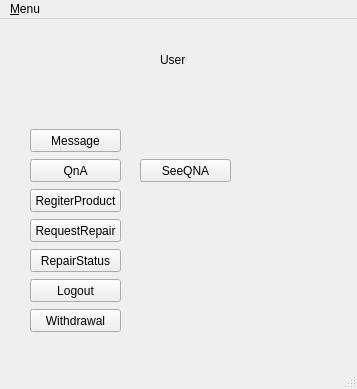
Qt form FiveOfRuler/UserWindow.ui (simneol/JuDeP) before a commit.
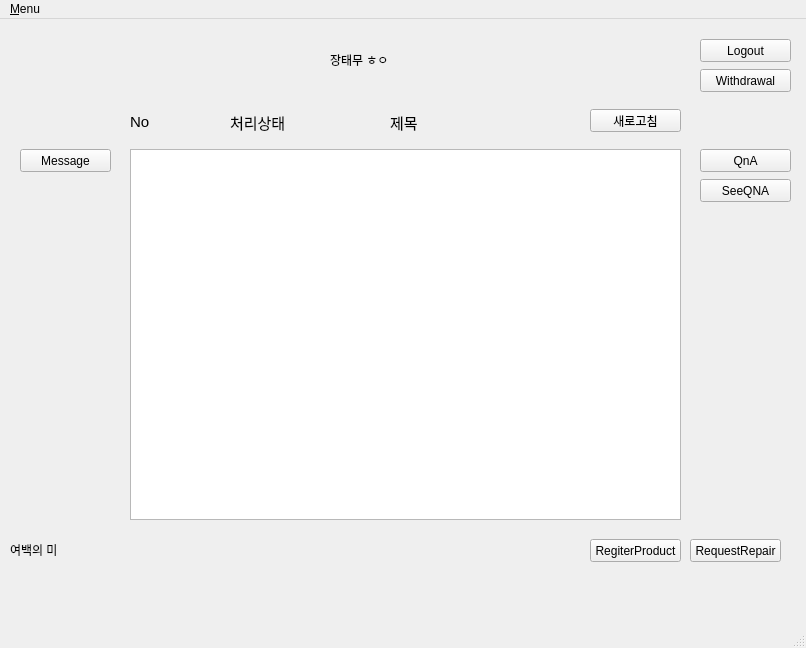
The same form after that commit.

The edit to the form file:
```diff
--- a/FiveOfRuler/UserWindow.ui
+++ b/FiveOfRuler/UserWindow.ui
@@ -6,8 +6,8 @@
    <rect>
     <x>0</x>
     <y>0</y>
-    <width>357</width>
-    <height>389</height>
+    <width>806</width>
+    <height>648</height>
    </rect>
   </property>
   <property name="windowTitle">
@@ -17,21 +17,21 @@
    <widget class="QLabel" name="label">
     <property name="geometry">
      <rect>
-      <x>160</x>
+      <x>330</x>
       <y>30</y>
-      <width>111</width>
+      <width>131</width>
       <height>21</height>
      </rect>
     </property>
     <property name="text">
-     <string>User</string>
+     <string>장태무 ㅎㅇ</string>
     </property>
    </widget>
    <widget class="QPushButton" name="RegiterProduct">
     <property name="geometry">
      <rect>
-      <x>30</x>
-      <y>170</y>
+      <x>590</x>
+      <y>520</y>
       <width>91</width>
       <height>23</height>
      </rect>
@@ -40,24 +40,11 @@
      <string>RegiterProduct</string>
     </property>
    </widget>
-   <widget class="QPushButton" name="RepairStatus">
-    <property name="geometry">
-     <rect>
-      <x>30</x>
-      <y>230</y>
-      <width>91</width>
-      <height>23</height>
-     </rect>
-    </property>
-    <property name="text">
-     <string>RepairStatus</string>
-    </property>
-   </widget>
    <widget class="QPushButton" name="message">
     <property name="geometry">
      <rect>
-      <x>30</x>
-      <y>110</y>
+      <x>20</x>
+      <y>130</y>
       <width>91</width>
       <height>23</height>
      </rect>
@@ -69,8 +56,8 @@
    <widget class="QPushButton" name="RequestRepair">
     <property name="geometry">
      <rect>
-      <x>30</x>
-      <y>200</y>
+      <x>690</x>
+      <y>520</y>
       <width>91</width>
       <height>23</height>
      </rect>
@@ -82,8 +69,8 @@
    <widget class="QPushButton" name="QnA">
     <property name="geometry">
      <rect>
-      <x>30</x>
-      <y>140</y>
+      <x>700</x>
+      <y>130</y>
       <width>91</width>
       <height>23</height>
      </rect>
@@ -95,8 +82,8 @@
    <widget class="QPushButton" name="logout">
     <property name="geometry">
      <rect>
-      <x>30</x>
-      <y>260</y>
+      <x>700</x>
+      <y>20</y>
       <width>91</width>
       <height>23</height>
      </rect>
@@ -108,8 +95,8 @@
    <widget class="QPushButton" name="Withdrawal">
     <property name="geometry">
      <rect>
-      <x>30</x>
-      <y>290</y>
+      <x>700</x>
+      <y>50</y>
       <width>91</width>
       <height>23</height>
      </rect>
@@ -121,8 +108,8 @@
    <widget class="QPushButton" name="SeeQnA">
     <property name="geometry">
      <rect>
-      <x>140</x>
-      <y>140</y>
+      <x>700</x>
+      <y>160</y>
       <width>91</width>
       <height>23</height>
      </rect>
@@ -131,13 +118,103 @@
      <string>SeeQNA</string>
     </property>
    </widget>
+   <widget class="QListView" name="listView">
+    <property name="geometry">
+     <rect>
+      <x>130</x>
+      <y>130</y>
+      <width>551</width>
+      <height>371</height>
+     </rect>
+    </property>
+   </widget>
+   <widget class="QLabel" name="idLabel">
+    <property name="geometry">
+     <rect>
+      <x>230</x>
+      <y>80</y>
+      <width>121</width>
+      <height>46</height>
+     </rect>
+    </property>
+    <property name="font">
+     <font>
+      <pointsize>11</pointsize>
+     </font>
+    </property>
+    <property name="text">
+     <string>처리상태</string>
+    </property>
+   </widget>
+   <widget class="QLabel" name="idLabel_3">
+    <property name="geometry">
+     <rect>
+      <x>130</x>
+      <y>80</y>
+      <width>41</width>
+      <height>46</height>
+     </rect>
+    </property>
+    <property name="font">
+     <font>
+      <pointsize>11</pointsize>
+     </font>
+    </property>
+    <property name="text">
+     <string>No</string>
+    </property>
+   </widget>
+   <widget class="QLabel" name="idLabel_2">
+    <property name="geometry">
+     <rect>
+      <x>390</x>
+      <y>80</y>
+      <width>61</width>
+      <height>46</height>
+     </rect>
+    </property>
+    <property name="font">
+     <font>
+      <pointsize>11</pointsize>
+     </font>
+    </property>
+    <property name="text">
+     <string>제목</string>
+    </property>
+   </widget>
+   <widget class="QPushButton" name="NewWindowRequest">
+    <property name="geometry">
+     <rect>
+      <x>590</x>
+      <y>90</y>
+      <width>91</width>
+      <height>23</height>
+     </rect>
+    </property>
+    <property name="text">
+     <string>새로고침</string>
+    </property>
+   </widget>
+   <widget class="QLabel" name="label_2">
+    <property name="geometry">
+     <rect>
+      <x>10</x>
+      <y>520</y>
+      <width>131</width>
+      <height>21</height>
+     </rect>
+    </property>
+    <property name="text">
+     <string>여백의 미</string>
+    </property>
+   </widget>
   </widget>
   <widget class="QMenuBar" name="menubar">
    <property name="geometry">
     <rect>
      <x>0</x>
      <y>0</y>
-     <width>357</width>
+     <width>806</width>
      <height>38</height>
     </rect>
    </property>
```
